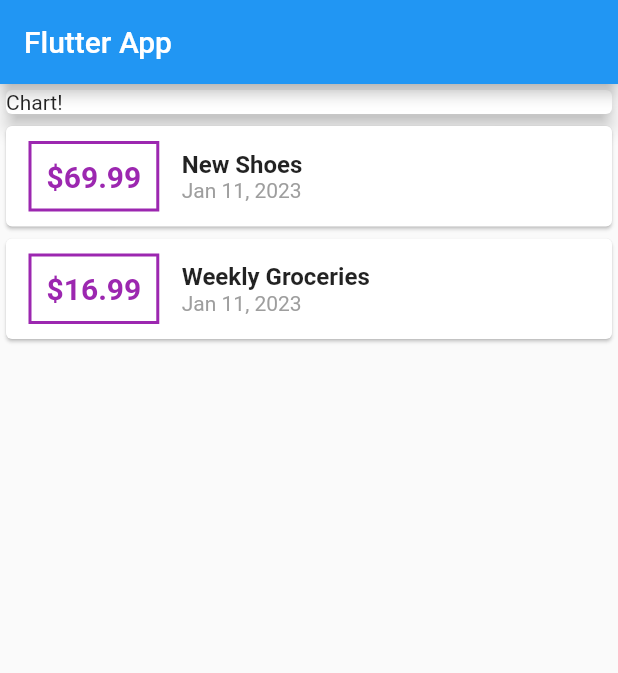
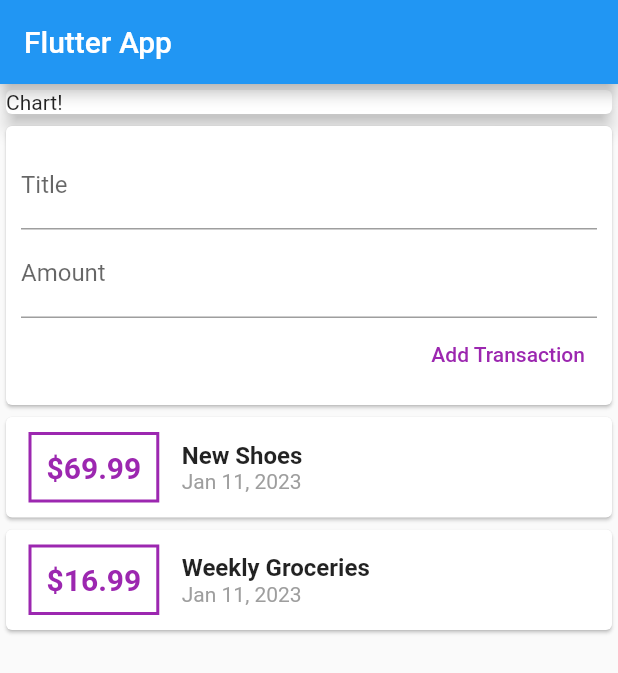
Before and after one commit to shahiutsav/personal_expenses, a Flutter app: the screen it shows after launch, on a phone screen of 412 x 824 dp. Shown: the top 673 px of the screen. Run offline on Flutter 3.47's test engine with Material 2 defaults, Android fonts, the phone set to English and light mode, and no system bars.

Commit message:
Add input fields for the transactions

```diff
--- a/lib/main.dart
+++ b/lib/main.dart
@@ -50,6 +50,33 @@ class MyHomePage extends StatelessWidget {
               child: Text('Chart!'),
             ),
           ),
+          Card(
+            child: Container(
+              padding: const EdgeInsets.all(10),
+              child: Column(
+                crossAxisAlignment: CrossAxisAlignment.end,
+                children: [
+                  const TextField(
+                    decoration: InputDecoration(
+                      labelText: 'Title',
+                    ),
+                  ),
+                  const TextField(
+                    decoration: InputDecoration(
+                      labelText: 'Amount',
+                    ),
+                  ),
+                  TextButton(
+                    child: const Text(
+                      'Add Transaction',
+                      style: TextStyle(color: Colors.purple),
+                    ),
+                    onPressed: () {},
+                  )
+                ],
+              ),
+            ),
+          ),
           Column(
             children: transactions.map((tx) {
               return Card(
```
